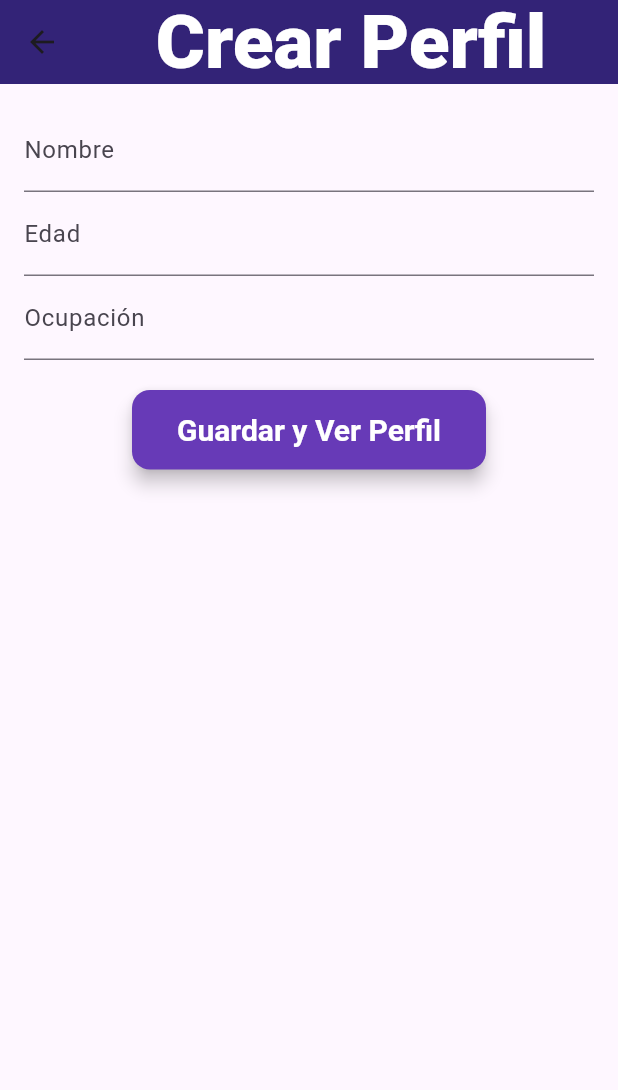
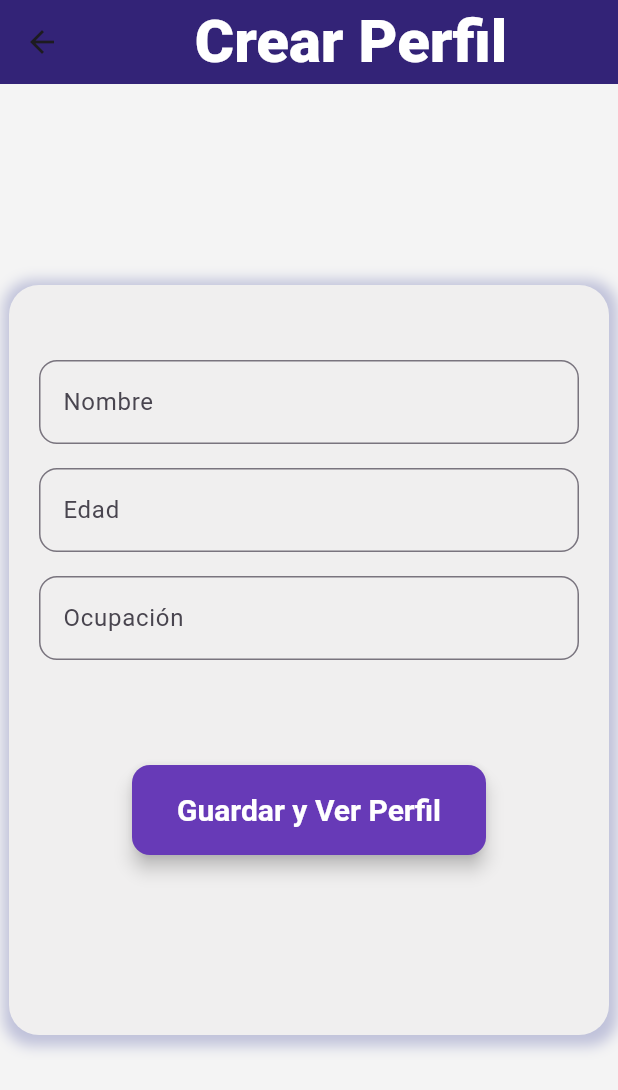
Before and after one commit to luisbenjaminhortalopez/75021-USERAPP, a Flutter app: the screen it shows after launch, after a tap on "Crear Perfil", on a phone screen of 412 x 824 dp. Shown: the top 1090 px of the screen. Run offline on Flutter 3.47's test engine with Material 3 defaults, Android fonts, the phone set to English and light mode, and no system bars.

Commit message:
CreateProfileScreen

```diff
--- a/lib/Screens/create_profile_screen.dart
+++ b/lib/Screens/create_profile_screen.dart
@@ -9,62 +9,133 @@ class CreateProfileScreen extends StatefulWidget {
 }
 
 class _CreateProfileScreenState extends State<CreateProfileScreen> {
-  final TextEditingController  nameController = TextEditingController();
-  final TextEditingController  ageController = TextEditingController();
-  final TextEditingController  ocupacionController = TextEditingController();
+  final TextEditingController nameController = TextEditingController();
+  final TextEditingController ageController = TextEditingController();
+  final TextEditingController ocupacionController = TextEditingController();
 
+  // Variables para manejar la validación
+  bool _nameValid = true;
+  bool _ageValid = true;
+  bool _occupationValid = true;
 
+  void _validateAndProceed() {
+    setState(() {
+      _nameValid = nameController.text.isNotEmpty;
+      _ageValid = ageController.text.isNotEmpty;
+      _occupationValid = ocupacionController.text.isNotEmpty;
+    });
 
-  @override
-  Widget build(BuildContext context) {
-    return  Scaffold(
-appBar: AppBar(title: const Center(child: Text("Crear Perfil",  style: TextStyle(fontSize: 50, fontWeight: FontWeight.w900, color: Colors.white)), ),  backgroundColor: const Color.fromARGB(255, 51, 35, 119)),
-      body: Padding(padding:  const EdgeInsets.all(16.0),
-      child: Column(
-        children: [
-          TextField(
-            controller: nameController,
-            decoration: const InputDecoration( labelText: "Nombre"),
-          ),
-           TextField(
-            controller: ageController,
-            decoration: const InputDecoration( labelText: "Edad"),
-            keyboardType: TextInputType.number,
-          ),
-           TextField(
-            controller: ocupacionController,
-            decoration: const InputDecoration( labelText: "Ocupación"),
-          ),
-          const SizedBox( height: 20),
-        ElevatedButton(
-              onPressed: () {
-                String name = nameController.text;
-                String age = ageController.text;
-                String occupation = ocupacionController.text;
-
+    if (_nameValid && _ageValid && _occupationValid) {
       Navigator.push(
         context,
         MaterialPageRoute(
           builder: (context) => ProfileScreen(
-                      name: name,
-                      age: age,
-                      occupation: occupation,
+            name: nameController.text,
+            age: ageController.text,
+            occupation: ocupacionController.text,
           ),
         ),
       );
-              },
+    }
+  }
+
+  @override
+  Widget build(BuildContext context) {
+    return Scaffold(backgroundColor:const Color.fromARGB(255, 244, 244, 244),
+      appBar: AppBar(
+        title: const Center(
+          child: Text(
+            "Crear Perfil",
+            style: TextStyle(
+                fontSize: 40, fontWeight: FontWeight.w900, color: Colors.white),
+          ),
+        ),
+        backgroundColor: const Color.fromARGB(255, 51, 35, 119),
+      ),
+      body: Center(
+        child: Container(
+          decoration: BoxDecoration(
+            boxShadow: [
+              BoxShadow(
+                color: const Color.fromARGB(255, 140, 144, 192).withOpacity(0.5),
+                spreadRadius: 5,
+                blurRadius: 7,
+                offset: const Offset(1, 2),
+              ),
+            ],
+            color: const Color.fromARGB(255, 240, 239, 239),
+            borderRadius: BorderRadius.circular(20),
+          ),
+          height: 500,
+          width: 400,
+          child: Column(
+            children: [
+              const SizedBox(
+                height: 50,
+              ),
+              Padding(
+                padding: const EdgeInsets.only(left: 20, right: 20),
+                child: TextField(
+                  controller: nameController,
+                  decoration: InputDecoration(
+                    labelText: "Nombre",
+                    border: OutlineInputBorder(
+                      borderRadius: BorderRadius.circular(12),
+                    ),
+                    errorText: _nameValid ? null : "Este campo es obligatorio",
+                  ),
+                ),
+              ),
+              const SizedBox(height: 16),
+              Padding(
+                padding: const EdgeInsets.only(left: 20, right: 20),
+                child: TextField(
+                  controller: ageController,
+                  decoration: InputDecoration(
+                    labelText: "Edad",
+                    border: OutlineInputBorder(
+                      borderRadius: BorderRadius.circular(12),
+                    ),
+                    errorText: _ageValid ? null : "Este campo es obligatorio",
+                  ),
+                  keyboardType: TextInputType.number,
+                ),
+              ),
+              const SizedBox(height: 16),
+              Padding(
+                padding: const EdgeInsets.only(left: 20, right: 20),
+                child: TextField(
+                  controller: ocupacionController,
+                  decoration: InputDecoration(
+                    labelText: "Ocupación",
+                    border: OutlineInputBorder(
+                      borderRadius: BorderRadius.circular(12),
+                    ),
+                    errorText:
+                        _occupationValid ? null : "Este campo es obligatorio",
+                  ),
+                ),
+              ),
+              const SizedBox(height: 70),
+              ElevatedButton(
+                onPressed: _validateAndProceed,
                 style: ElevatedButton.styleFrom(
+                  minimumSize: const Size(50, 60),
                   backgroundColor: Colors.deepPurple,
                   foregroundColor: Colors.white,
-    padding: const EdgeInsets.symmetric(horizontal: 30, vertical: 15),
-    textStyle: const TextStyle(fontSize: 20, fontWeight: FontWeight.bold),
+                  padding:
+                      const EdgeInsets.symmetric(horizontal: 30, vertical: 15),
+                  textStyle: const TextStyle(
+                      fontSize: 20, fontWeight: FontWeight.bold),
                   shape: RoundedRectangleBorder(
                     borderRadius: BorderRadius.circular(12),
                   ),
                   elevation: 5,
                 ),
-              child: const Text("Guardar y Ver Perfil"),)
+                child: const Text("Guardar y Ver Perfil"),
+              ),
             ],
+          ),
         ),
       ),
     );
--- a/lib/Screens/home_screen.dart
+++ b/lib/Screens/home_screen.dart
@@ -45,6 +45,11 @@ body: Center(
     elevation: 5,
   ),
           child:  const Text("Crear Perfil")),
+                         const SizedBox(height: 150),
+                                  const Text("Hecho por: Luis Benjamín Horta López", style: TextStyle(fontSize: 10, color: Color.fromARGB(255, 133, 133, 133)), textAlign: TextAlign.center, ),
+
+
+
       ],
     ),
   ),
--- a/lib/Screens/show_profile_screen.dart
+++ b/lib/Screens/show_profile_screen.dart
@@ -19,13 +19,20 @@ class ProfileScreen extends StatelessWidget {
             Text("Edad: $age", style: const TextStyle(fontSize: 18)),
             Text("Ocupación: $occupation", style: const TextStyle(fontSize: 18)),
             const SizedBox(height: 20),
-            ElevatedButton(onPressed: (){
-              Navigator.pushAndRemoveUntil(context,  MaterialPageRoute(builder: (context) => HomeScreen()),
-                  (route) => false,
-                );
-              },
-              child: const Text("Regresar a Inicio"),
- ),
+         ElevatedButton(
+          onPressed: (){Navigator.push(context, MaterialPageRoute(builder: (context) => const HomeScreen()));},
+           style: ElevatedButton.styleFrom(
+            minimumSize: const Size(50, 70),
+    backgroundColor: Colors.deepPurple,
+    foregroundColor: Colors.white,
+    padding: const EdgeInsets.symmetric(horizontal: 30, vertical: 15),
+    textStyle: const TextStyle(fontSize: 20, fontWeight: FontWeight.bold),
+    shape: RoundedRectangleBorder(
+      borderRadius: BorderRadius.circular(12),
+    ),
+    elevation: 5,
+  ),
+          child:  const Text("Regresar a Inicio")),
           ],
         ),
       ),
```
Lines whose indentation alone changed are shown as unchanged.
